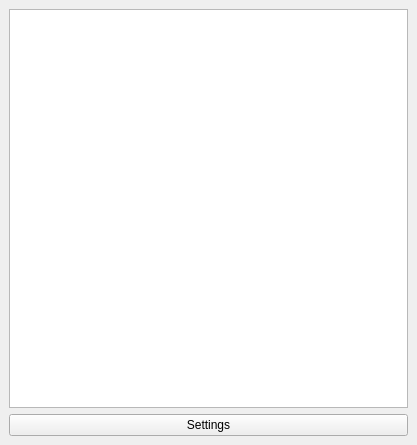
The window that sokketter-ui/sources/mainwindow.ui (morwy/sokketter) describes before a commit, drawn with Qt 5.
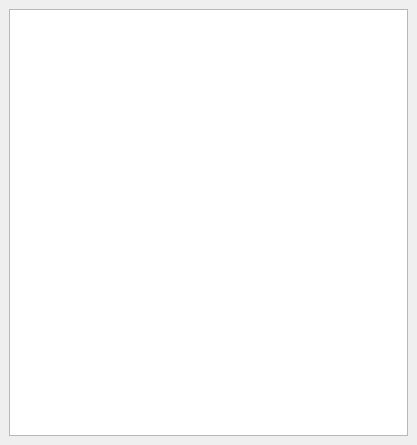
The same window after the commit. Custom widgets are drawn as their Qt base class.

```diff
--- a/sokketter-ui/sources/mainwindow.ui
+++ b/sokketter-ui/sources/mainwindow.ui
@@ -36,7 +36,7 @@
        <number>0</number>
       </property>
       <widget class="QWidget" name="power_strip_list_page">
-       <layout class="QVBoxLayout" name="verticalLayout_2" stretch="0,0">
+       <layout class="QVBoxLayout" name="verticalLayout_2" stretch="0">
         <item>
          <widget class="QListWidget" name="power_strip_list_widget">
           <property name="autoFillBackground">
@@ -65,13 +65,6 @@
           </property>
          </widget>
         </item>
-        <item>
-         <widget class="QPushButton" name="settings_button">
-          <property name="text">
-           <string>Settings</string>
-          </property>
-         </widget>
-        </item>
        </layout>
       </widget>
       <widget class="QWidget" name="settings_page"/>
```
Left out of the diff: 14 changed lines with no effect on the pictures.
